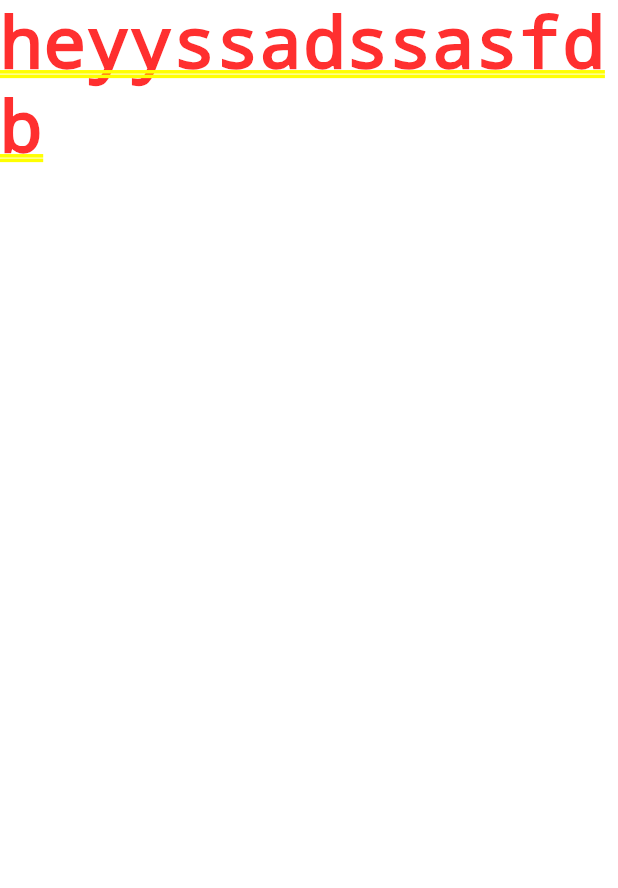
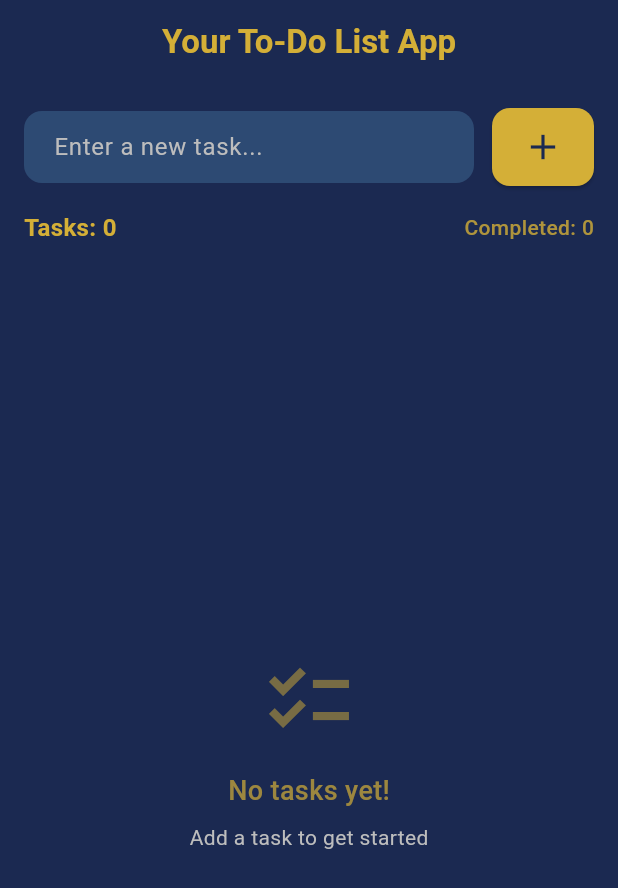
Before and after one commit to anjcrs/FirstFlutterProject, a Flutter app: the screen it shows after launch, on a phone screen of 412 x 824 dp. Shown: the top 888 px of the screen. Run offline on Flutter 3.47's test engine with Material 3 defaults, Android fonts, the phone set to English and light mode, and no system bars.

Commit message:
files transferred

```diff
--- a/lib/main.dart
+++ b/lib/main.dart
@@ -1,7 +1,21 @@
 import 'package:flutter/material.dart';
+import 'screens/todolist_screen.dart';
 
 void main() {
-  runApp(MaterialApp(
-    home: Text('heyyssadssasfdb'),
-  ));
+  runApp(TodoApp());
 }
+
+class TodoApp extends StatelessWidget {
+  @override
+  Widget build(BuildContext context) {
+    return MaterialApp(
+      title: 'To-Do List',
+      theme: ThemeData(
+        primarySwatch: Colors.blue,
+        visualDensity: VisualDensity.adaptivePlatformDensity,
+      ),
+      home: TodoScreen(),
+      debugShowCheckedModeBanner: false,
+    );
+  }
+}
--- /dev/null
+++ b/lib/screens/todolist_screen.dart
@@ -0,0 +1,162 @@
+import 'package:flutter/material.dart';
+import '../widgets/tdl_item.dart';
+import '../widgets/tdl_inputs.dart';
+
+class TodoItem {
+  String task;
+  bool isCompleted;
+
+  TodoItem({required this.task, this.isCompleted = false});
+}
+
+class TodoScreen extends StatefulWidget {
+  @override
+  _TodoScreenState createState() => _TodoScreenState();
+}
+
+class _TodoScreenState extends State<TodoScreen> {
+  final List<TodoItem> _todoItems = [];
+
+  // Color constants
+  static const Color navyBlue = Color(0xFF1B2951);
+  static const Color lightNavy = Color(0xFF2D4A73);
+  static const Color gold = Color(0xFFD4AF37);
+
+  void _addTask(String task) {
+    if (task.trim().isNotEmpty) {
+      setState(() {
+        _todoItems.add(TodoItem(task: task.trim()));
+      });
+    }
+  }
+
+  void _toggleTask(int index) {
+    setState(() {
+      _todoItems[index].isCompleted = !_todoItems[index].isCompleted;
+    });
+  }
+
+  void _deleteTask(int index) {
+    setState(() {
+      _todoItems.removeAt(index);
+    });
+  }
+
+  void _clearCompleted() {
+    setState(() {
+      _todoItems.removeWhere((item) => item.isCompleted);
+    });
+  }
+
+  @override
+  Widget build(BuildContext context) {
+    return Scaffold(
+      backgroundColor: navyBlue,
+      appBar: AppBar(
+        title: Text(
+          'Your To-Do List App',
+          style: TextStyle(
+            color: gold,
+            fontWeight: FontWeight.bold,
+          ),
+        ),
+        backgroundColor: navyBlue,
+        elevation: 0,
+        centerTitle: true,
+      ),
+      body: Column(
+        children: [
+          // Add Task Section
+          TaskInput(onAddTask: _addTask),
+
+          // Task Counter
+          Container(
+            padding: EdgeInsets.symmetric(horizontal: 16),
+            child: Row(
+              children: [
+                Text(
+                  'Tasks: ${_todoItems.length}',
+                  style: TextStyle(
+                    color: gold,
+                    fontSize: 16,
+                    fontWeight: FontWeight.w600,
+                  ),
+                ),
+                Spacer(),
+                Text(
+                  'Completed: ${_todoItems.where((item) => item.isCompleted).length}',
+                  style: TextStyle(
+                    color: gold.withOpacity(0.8),
+                    fontSize: 14,
+                    fontWeight: FontWeight.w500,
+                  ),
+                ),
+              ],
+            ),
+          ),
+
+          SizedBox(height: 16),
+
+          // Task List
+          Expanded(
+            child: _todoItems.isEmpty
+                ? Center(
+              child: Column(
+                mainAxisAlignment: MainAxisAlignment.center,
+                children: [
+                  Icon(
+                    Icons.checklist_outlined,
+                    size: 64,
+                    color: gold.withOpacity(0.5),
+                  ),
+                  SizedBox(height: 16),
+                  Text(
+                    'No tasks yet!',
+                    style: TextStyle(
+                      color: gold.withOpacity(0.7),
+                      fontSize: 18,
+                      fontWeight: FontWeight.w500,
+                    ),
+                  ),
+                  SizedBox(height: 8),
+                  Text(
+                    'Add a task to get started',
+                    style: TextStyle(
+                      color: Colors.grey[400],
+                      fontSize: 14,
+                    ),
+                  ),
+                ],
+              ),
+            )
+                : ListView.builder(
+              padding: EdgeInsets.only(bottom: 16),
+              itemCount: _todoItems.length,
+              itemBuilder: (context, index) {
+                return TodoItemWidget(
+                  item: _todoItems[index],
+                  onToggle: () => _toggleTask(index),
+                  onDelete: () => _deleteTask(index),
+                );
+              },
+            ),
+          ),
+        ],
+      ),
+
+      // Clear Completed Tasks Button
+      floatingActionButton: _todoItems.any((item) => item.isCompleted)
+          ? FloatingActionButton.extended(
+        onPressed: _clearCompleted,
+        backgroundColor: gold,
+        foregroundColor: navyBlue,
+        icon: Icon(Icons.clear_all),
+        label: Text(
+          'Clear Completed',
+          style: TextStyle(fontWeight: FontWeight.bold),
+        ),
+      )
+          : null,
+    );
+  }
+}
--- /dev/null
+++ b/lib/widgets/tdl_inputs.dart
@@ -0,0 +1,81 @@
+import 'package:flutter/material.dart';
+
+class TaskInput extends StatefulWidget {
+  final Function(String) onAddTask;
+
+  const TaskInput({Key? key, required this.onAddTask}) : super(key: key);
+
+  @override
+  _TaskInputState createState() => _TaskInputState();
+}
+
+class _TaskInputState extends State<TaskInput> {
+  final TextEditingController _controller = TextEditingController();
+
+  // Color constants
+  static const Color navyBlue = Color(0xFF1B2951);
+  static const Color lightNavy = Color(0xFF2D4A73);
+  static const Color gold = Color(0xFFD4AF37);
+
+  void _addTask() {
+    widget.onAddTask(_controller.text);
+    _controller.clear();
+  }
+
+  @override
+  Widget build(BuildContext context) {
+    return Container(
+      padding: EdgeInsets.all(16),
+      child: Row(
+        children: [
+          Expanded(
+            child: TextField(
+              controller: _controller,
+              style: TextStyle(color: Colors.white),
+              decoration: InputDecoration(
+                hintText: 'Enter a new task...',
+                hintStyle: TextStyle(color: Colors.grey[400]),
+                filled: true,
+                fillColor: lightNavy,
+                border: OutlineInputBorder(
+                  borderRadius: BorderRadius.circular(12),
+                  borderSide: BorderSide.none,
+                ),
+                contentPadding: EdgeInsets.symmetric(
+                  horizontal: 16,
+                  vertical: 12,
+                ),
+              ),
+              onSubmitted: (value) => _addTask(),
+            ),
+          ),
+          SizedBox(width: 12),
+          ElevatedButton(
+            onPressed: _addTask,
+            style: ElevatedButton.styleFrom(
+              backgroundColor: gold,
+              foregroundColor: navyBlue,
+              shape: RoundedRectangleBorder(
+                borderRadius: BorderRadius.circular(12),
+              ),
+              padding: EdgeInsets.symmetric(
+                horizontal: 20,
+                vertical: 12,
+              ),
+            ),
+            child: Icon(
+              Icons.add,
+              size: 28,
+            ),
+          ),
+        ],
+      ),
+    );
+  }
+
+  @override
+  void dispose() {
+    _controller.dispose();
+    super.dispose();
+  }
+}
```
Also changed, not shown: lib/widgets/tdl_item.dart (added, +65 -0 lines).
